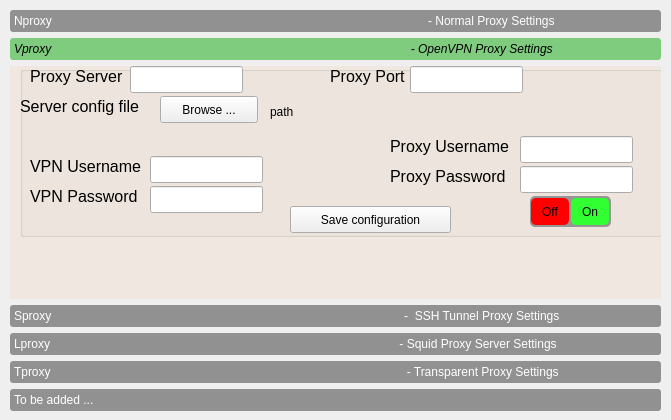
First picture: the form in allproxy.ui, repository suhailsherif/IITG-Transparent-Proxy, before the edit.
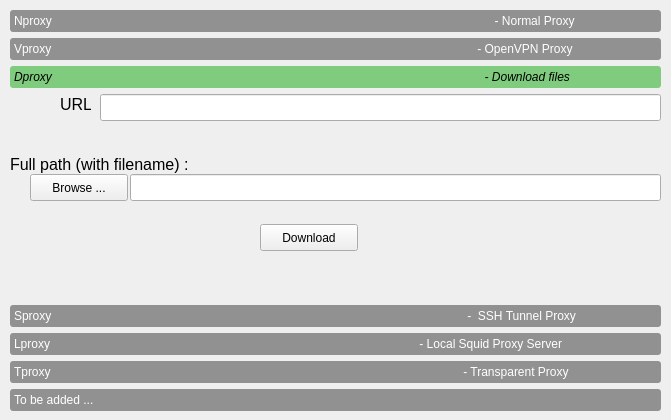
Second picture: the form after the edit.

Commit message: dproxy added to gui and integrated

Patch:
```diff
--- a/allproxy.ui
+++ b/allproxy.ui
@@ -63,7 +63,7 @@
      <enum>QFrame::Sunken</enum>
     </property>
     <property name="currentIndex">
-     <number>1</number>
+     <number>2</number>
     </property>
     <widget class="QWidget" name="page_nproxy">
      <property name="geometry">
@@ -80,7 +80,7 @@
  }</string>
      </property>
      <attribute name="label">
-      <string>Nproxy                                                                                                                 - Normal Proxy Settings</string>
+      <string>Nproxy                                                                                                                                     - Normal Proxy</string>
      </attribute>
      <widget class="QGroupBox" name="group_proxy">
       <property name="geometry">
@@ -279,7 +279,7 @@
        <x>0</x>
        <y>0</y>
        <width>651</width>
-       <height>215</height>
+       <height>184</height>
       </rect>
      </property>
      <property name="styleSheet">
@@ -288,7 +288,7 @@
  }</string>
      </property>
      <attribute name="label">
-      <string>Vproxy                                                                                                            - OpenVPN Proxy Settings</string>
+      <string>Vproxy                                                                                                                                - OpenVPN Proxy</string>
      </attribute>
      <widget class="QGroupBox" name="group_vpn">
       <property name="geometry">
@@ -1431,6 +1431,101 @@
       </widget>
      </widget>
     </widget>
+    <widget class="QWidget" name="page_dproxy">
+     <property name="geometry">
+      <rect>
+       <x>0</x>
+       <y>0</y>
+       <width>651</width>
+       <height>184</height>
+      </rect>
+     </property>
+     <attribute name="label">
+      <string>Dproxy                                                                                                                                  - Download files</string>
+     </attribute>
+     <widget class="QLineEdit" name="in_dproxy_url">
+      <property name="geometry">
+       <rect>
+        <x>90</x>
+        <y>0</y>
+        <width>561</width>
+        <height>27</height>
+       </rect>
+      </property>
+     </widget>
+     <widget class="QLineEdit" name="in_dproxy_filepath">
+      <property name="geometry">
+       <rect>
+        <x>120</x>
+        <y>80</y>
+        <width>531</width>
+        <height>27</height>
+       </rect>
+      </property>
+     </widget>
+     <widget class="QLabel" name="label_26">
+      <property name="geometry">
+       <rect>
+        <x>50</x>
+        <y>0</y>
+        <width>31</width>
+        <height>20</height>
+       </rect>
+      </property>
+      <property name="font">
+       <font>
+        <pointsize>12</pointsize>
+       </font>
+      </property>
+      <property name="text">
+       <string>URL</string>
+      </property>
+     </widget>
+     <widget class="QLabel" name="label_27">
+      <property name="geometry">
+       <rect>
+        <x>0</x>
+        <y>60</y>
+        <width>191</width>
+        <height>20</height>
+       </rect>
+      </property>
+      <property name="font">
+       <font>
+        <pointsize>12</pointsize>
+       </font>
+      </property>
+      <property name="text">
+       <string>Full path (with filename) :</string>
+      </property>
+     </widget>
+     <widget class="QPushButton" name="browse_dproxy">
+      <property name="geometry">
+       <rect>
+        <x>20</x>
+        <y>80</y>
+        <width>98</width>
+        <height>27</height>
+       </rect>
+      </property>
+      <property name="text">
+       <string>Browse ...</string>
+      </property>
+     </widget>
+     <widget class="QPushButton" name="push_dproxy_download">
+      <property name="geometry">
+       <rect>
+        <x>250</x>
+        <y>130</y>
+        <width>98</width>
+        <height>27</height>
+       </rect>
+      </property>
+      <property name="text">
+       <string>Download</string>
+      </property>
+     </widget>
+    </widget>
     <widget class="QWidget" name="page_sproxy">
      <property name="geometry">
       <rect>
@@ -1446,7 +1541,7 @@
  }</string>
      </property>
      <attribute name="label">
-      <string>Sproxy                                                                                                          -  SSH Tunnel Proxy Settings</string>
+      <string>Sproxy                                                                                                                             -  SSH Tunnel Proxy</string>
      </attribute>
      <widget class="QLineEdit" name="in_text_sproxy_local_port">
       <property name="geometry">
@@ -2514,7 +2609,7 @@
  }</string>
      </property>
      <attribute name="label">
-      <string>Lproxy                                                                                                         - Squid Proxy Server Settings </string>
+      <string>Lproxy                                                                                                               - Local Squid Proxy Server </string>
      </attribute>
      <widget class="QLabel" name="label_14">
       <property name="geometry">
@@ -3510,7 +3605,7 @@
  }</string>
      </property>
      <attribute name="label">
-      <string>Tproxy                                                                                                           - Transparent Proxy Settings</string>
+      <string>Tproxy                                                                                                                            - Transparent Proxy</string>
      </attribute>
      <widget class="QGroupBox" name="group_tproxy_switch">
       <property name="geometry">
```
Left out of the diff: 10 changed lines with no effect on the pictures. The commit also changes 15 other files.
